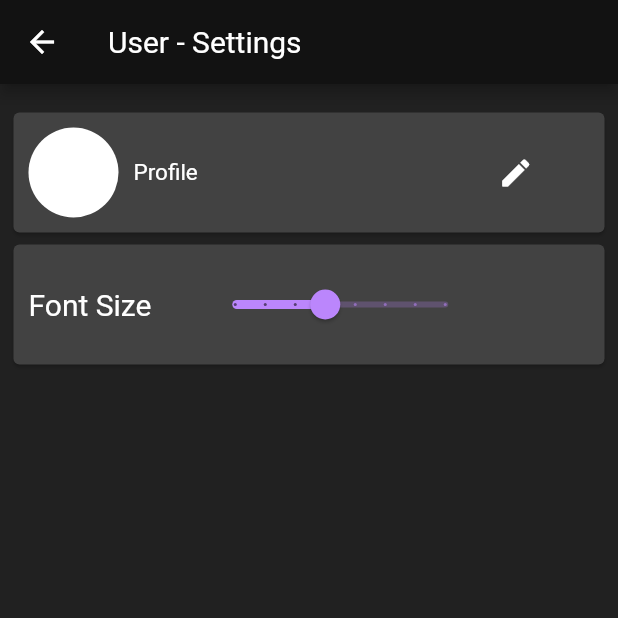
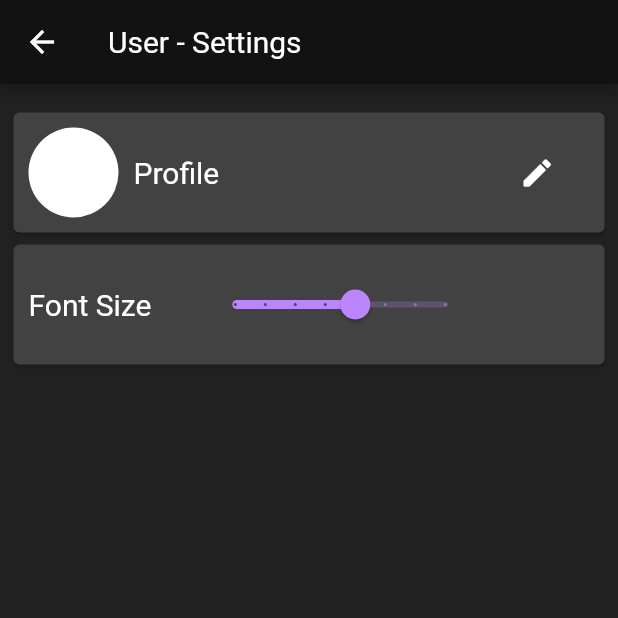
Before and after one commit to phamduyanminh/Ez-Book-master, a Flutter app: the SettingHome screen opened directly, on a phone screen of 412 x 824 dp, the top half of it. Run offline on Flutter 3.47's test engine with Material 2 defaults, Android fonts, the phone set to English and light mode, and no system bars; our stand-ins replace bloc, equatable, flutter_bloc, readmore, smooth_page_indicator; generated files the repository leaves out were written again; network calls fail.

Commit message:
Fix fontSize issue and add profile setting page

```diff
--- a/lib/src/blocs/fontsizebloc/bloc/font_size_bloc.dart
+++ b/lib/src/blocs/fontsizebloc/bloc/font_size_bloc.dart
@@ -5,9 +5,8 @@ part 'font_size_event.dart';
 part 'font_size_state.dart';
 
 class FontSizeBloc extends Bloc<FontSizeEvent, double> {
-  FontSizeBloc() : super(15) {
+  FontSizeBloc() : super(20) {
     on<FontSizeChanged>((event, emit) {
-      // TODO: implement event handler
       emit(event.value);
     });
   }
--- a/lib/src/blocs/fontsizebloc/bloc/font_size_event.dart
+++ b/lib/src/blocs/fontsizebloc/bloc/font_size_event.dart
@@ -9,7 +9,7 @@ abstract class FontSizeEvent extends Equatable {
 
 class FontSizeChanged extends FontSizeEvent {
   final double value;
-  const FontSizeChanged(this.value);
+  const FontSizeChanged({required this.value});
   @override
   List<double> get props => [value];
 }
--- a/lib/src/pages/books/book_information.dart
+++ b/lib/src/pages/books/book_information.dart
@@ -13,7 +13,7 @@ class BookInformation extends StatelessWidget {
   @override
   Widget build(BuildContext context) {
     return BlocProvider(
-      create: (context) => FontSizeBloc()..add(FontSizeChanged(15)),
+      create: (context) => FontSizeBloc(),
       child: BlocBuilder<FontSizeBloc, double>(
         builder: (context, fontState) {
           return Scaffold(
--- a/lib/src/pages/setting/setting_home.dart
+++ b/lib/src/pages/setting/setting_home.dart
@@ -1,8 +1,8 @@
+import 'package:ez_book/src/pages/setting/profile_setting.dart';
 import 'package:flutter/material.dart';
 import 'package:flutter_bloc/flutter_bloc.dart';
 
 import '../../blocs/fontsizebloc/bloc/font_size_bloc.dart';
-import '../../models/font_size.dart';
 
 class SettingHome extends StatefulWidget {
   const SettingHome({Key? key}) : super(key: key);
@@ -14,9 +14,7 @@ class SettingHome extends StatefulWidget {
 class _SettingHomeState extends State<SettingHome> {
   @override
   Widget build(BuildContext context) {
-    return BlocProvider(
-      create: (context) => FontSizeBloc()..add(FontSizeChanged(15)),
-      child: BlocBuilder<FontSizeBloc, double>(
+    return BlocBuilder<FontSizeBloc, double>(
       builder: (context, state) {
         // if (state is BookLoaded) {
         return Scaffold(
@@ -29,36 +27,39 @@ class _SettingHomeState extends State<SettingHome> {
               children: [
                 Card(
                   elevation: 1,
-                    child: InkWell(
                   child: SizedBox(
                     height: 80,
+                    child: InkWell(
+                      onTap: () => Navigator.of(context).push(
+                        MaterialPageRoute(
+                          builder: (context) => const ProfileSetting(),
+                        ),
+                      ),
                       child: Row(
                         mainAxisAlignment: MainAxisAlignment.start,
-                          children: [
-                            const SizedBox(width: 10),
-                            const CircleAvatar(
+                        children: const [
+                          SizedBox(width: 10),
+                          CircleAvatar(
                             radius: 30,
                             backgroundColor: Colors.white,
                           ),
-                            const SizedBox(width: 10),
-                            BlocBuilder<FontSizeBloc, double>(
-                              builder: (context, state) {
-                                return Text(
+                          SizedBox(width: 10),
+                          Text(
                             "Profile",
                             style: TextStyle(
-                                    fontSize: state,
+                              fontSize: 20,
                             ),
-                                );
-                              },
                           ),
-                            const SizedBox(width: 200),
-                            const Icon(Icons.mode_edit_rounded),
+                          SizedBox(width: 200),
+                          Icon(Icons.mode_edit_rounded),
                         ],
                       ),
                     ),
                   ),
                 ),
-                  Card(
+                BlocBuilder<FontSizeBloc, double>(
+                  builder: (context, state) {
+                    return Card(
                       elevation: 1,
                       child: SizedBox(
                         height: 80,
@@ -76,15 +77,16 @@ class _SettingHomeState extends State<SettingHome> {
                               divisions: 7,
                               label: state.round().toString(),
                               onChanged: (double value) {
-                              // currentSliderValue = value;
                                 context
                                     .read<FontSizeBloc>()
-                                  .add(FontSizeChanged(value));
+                                    .add(FontSizeChanged(value: value));
                               },
                             ),
                           ],
                         ),
                       ),
+                    );
+                  },
                 ),
               ],
             ),
@@ -96,7 +98,6 @@ class _SettingHomeState extends State<SettingHome> {
         //   child: CircularProgressIndicator(),
         // );
       },
-      ),
     );
   }
 }
```
Also changed, not shown: lib/src/pages/setting/profile_setting.dart (added, +17 -0 lines). Lines whose indentation alone changed are shown as unchanged.
